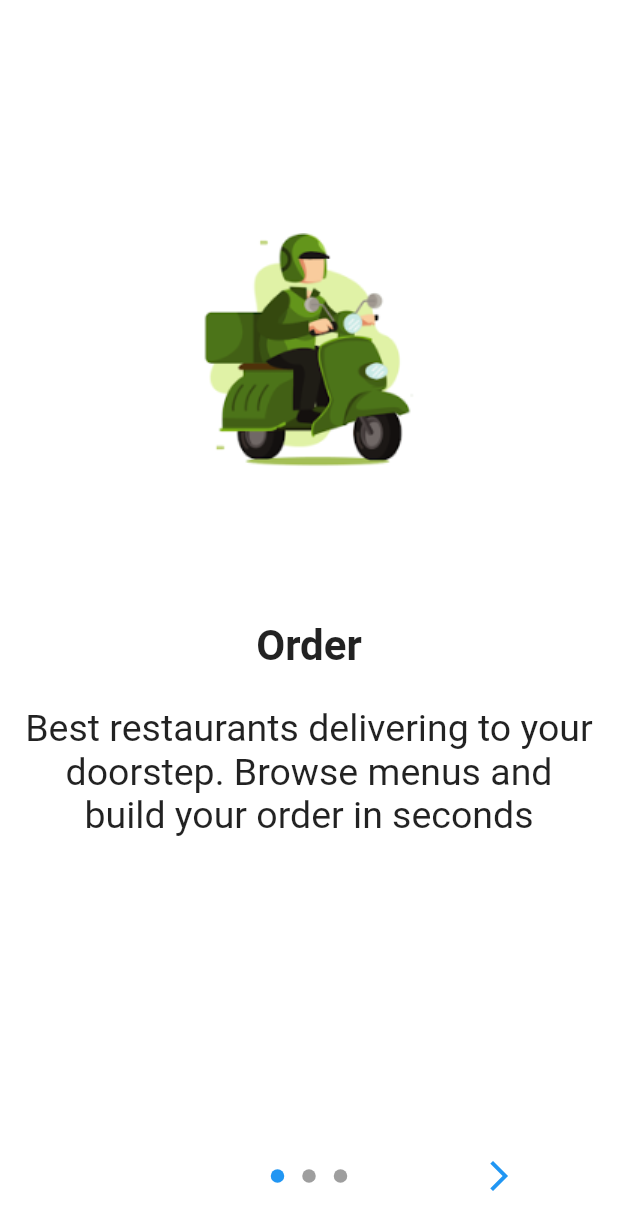
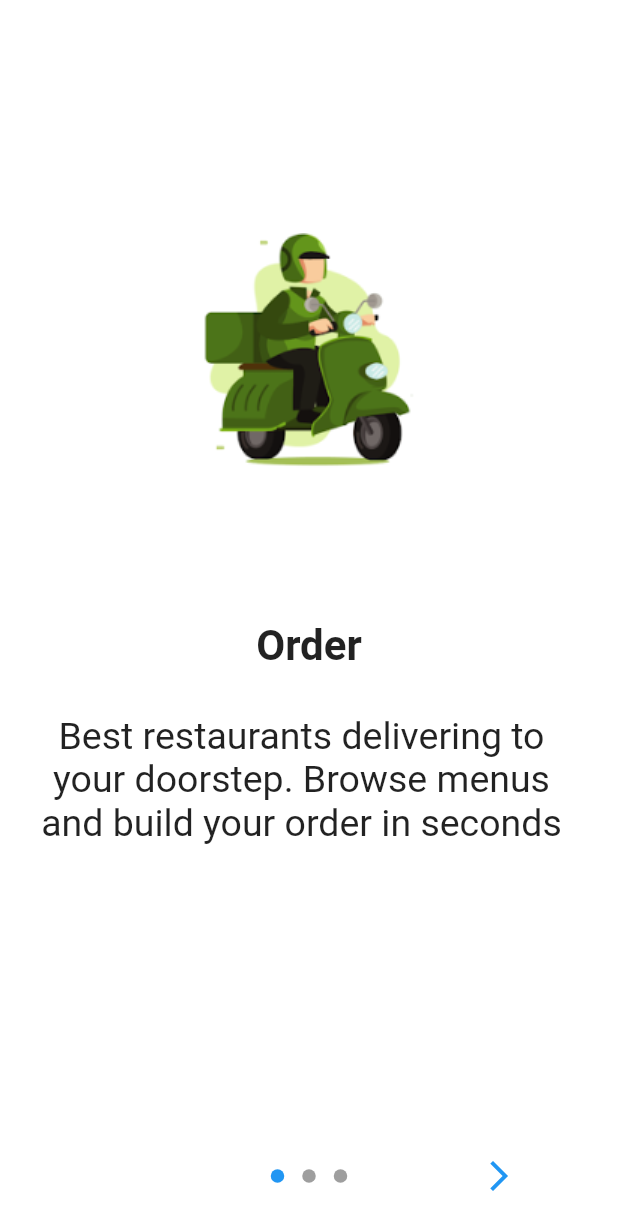
Before and after one commit to Doooaa/onboarding_screen_flutter, a Flutter app: the screen it shows after launch, on a phone screen of 412 x 824 dp. Shown: the top 1230 px of the screen. Run offline on Flutter 3.47's test engine with Material 2 defaults, Android fonts, the phone set to English and light mode, and no system bars; drawn by our look-alikes of introduction_screen.

Commit message:
Initial commit

```diff
--- a/lib/onboarding_screen.dart
+++ b/lib/onboarding_screen.dart
@@ -44,7 +44,7 @@ PageDecoration getPageDecoration() {
        pageColor:Colors.white,
       titleTextStyle: TextStyle(fontSize: 28,fontWeight:FontWeight.bold),
       bodyTextStyle: TextStyle(fontSize: 25),
-      //bodyPadding:EdgeInsets.fromLTRB(0, 5, 10, 10),
+      bodyPadding:EdgeInsets.fromLTRB(0, 5, 10, 10),
       imagePadding: EdgeInsets.only(top: 100),
    );
 }
```
